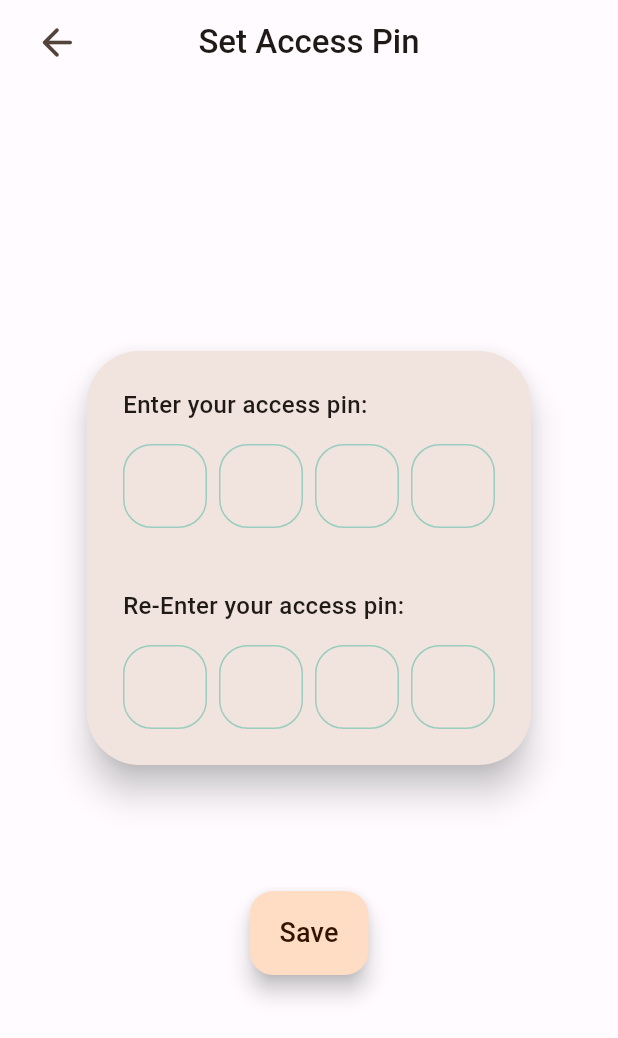
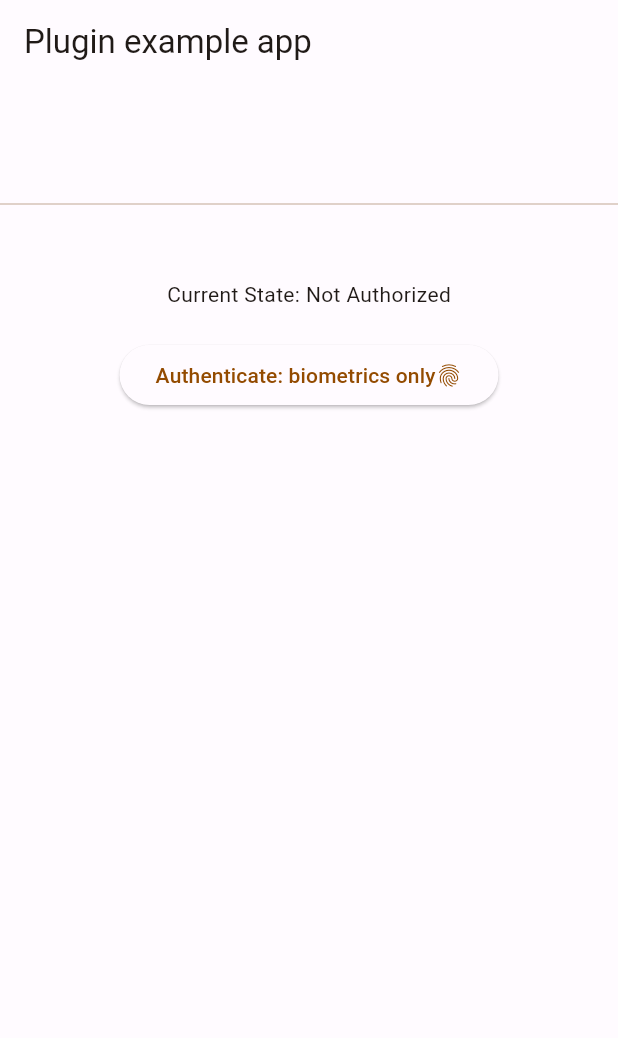
Before and after one commit to ck-lamib/Bimir-Lock, a Flutter app: the screen it shows after launch, on a phone screen of 412 x 824 dp. Shown: the top 1038 px of the screen. Run offline on Flutter 3.47's test engine with Material 2 defaults, Android fonts, the phone set to English and light mode, and no system bars; drawn by our look-alikes of pinput; our stand-ins replace bloc, flutter_slidable, flutter_svg, introduction_screen, loading_animation_widget, local_auth.

Commit message:
Add biometric setup

```diff
--- a/lib/main.dart
+++ b/lib/main.dart
@@ -1,5 +1,6 @@
 import 'package:bimir_lock/utils/app_theme.dart';
-import 'package:bimir_lock/views/change_access_pin.dart';
+
+import 'package:bimir_lock/views/fingerprint_page.dart';
 
 import 'package:flutter/material.dart';
 
@@ -17,7 +18,7 @@ class BimirLock extends StatelessWidget {
       theme: lightTheme,
       darkTheme: darkTheme,
       debugShowCheckedModeBanner: false,
-      home: ChangeAccessPinPage(),
+      home: MyApp(),
     );
   }
 }
--- a/lib/views/change_access_pin.dart
+++ b/lib/views/change_access_pin.dart
@@ -6,7 +6,7 @@ class ChangeAccessPinPage extends StatelessWidget {
   ChangeAccessPinPage({super.key});
   final accessPinController = TextEditingController();
   final reAccessPinController = TextEditingController();
-  var formKey = GlobalKey<FormState>();
+  final formKey = GlobalKey<FormState>();
 
   @override
   Widget build(BuildContext context) {
--- /dev/null
+++ b/lib/views/fingerprint_page.dart
@@ -0,0 +1,120 @@
+// Copyright 2013 The Flutter Authors. All rights reserved.
+// Use of this source code is governed by a BSD-style license that can be
+// found in the LICENSE file.
+
+// ignore_for_file: public_member_api_docs, avoid_print
+
+import 'dart:async';
+
+import 'package:flutter/material.dart';
+import 'package:flutter/services.dart';
+import 'package:local_auth/local_auth.dart';
+
+// void main() {
+//   runApp(const MyApp());
+// }
+
+class MyApp extends StatefulWidget {
+  const MyApp({Key? key}) : super(key: key);
+
+  @override
+  State<MyApp> createState() => _MyAppState();
+}
+
+class _MyAppState extends State<MyApp> {
+  final LocalAuthentication auth = LocalAuthentication();
+
+  String _authorized = 'Not Authorized';
+  bool _isAuthenticating = false;
+
+  @override
+  void initState() {
+    super.initState();
+    checkDeviceSupport();
+  }
+
+  Future<void> checkDeviceSupport() async {
+    try {
+      final bool canAuthenticateWithBiometrics = await auth.canCheckBiometrics;
+      final bool canAuthenticate = canAuthenticateWithBiometrics || await auth.isDeviceSupported();
+      if (canAuthenticate) {
+        print("support");
+      } else {
+        print("unsupported");
+      }
+    } on PlatformException catch (e) {
+      print(e);
+    }
+    if (!mounted) {
+      return;
+    }
+  }
+
+  Future<void> _authenticateWithBiometrics() async {
+    bool authenticated = false;
+    try {
+      setState(() {
+        _isAuthenticating = true;
+        _authorized = 'Authenticating';
+      });
+      authenticated = await auth.authenticate(
+        localizedReason: 'Scan your fingerprint (or face or whatever) to authenticate',
+        options: const AuthenticationOptions(
+          stickyAuth: true,
+          biometricOnly: true,
+          useErrorDialogs: true,
+        ),
+      );
+      setState(() {
+        _isAuthenticating = false;
+        _authorized = 'Authenticating';
+      });
+    } on PlatformException catch (e) {
+      print(e);
+      setState(() {
+        _isAuthenticating = false;
+        _authorized = 'Error - ${e.message}';
+      });
+      return;
+    }
+    if (!mounted) {
+      return;
+    }
+
+    final String message = authenticated ? 'Authorized' : 'Failed to Authorized';
+    setState(() {
+      _authorized = message;
+    });
+  }
+
+  @override
+  Widget build(BuildContext context) {
+    return Scaffold(
+      appBar: AppBar(
+        title: const Text('Plugin example app'),
+      ),
+      body: ListView(
+        padding: const EdgeInsets.only(top: 30),
+        children: <Widget>[
+          Column(
+            mainAxisAlignment: MainAxisAlignment.center,
+            children: <Widget>[
+              const Divider(height: 100),
+              Text('Current State: $_authorized\n'),
+              ElevatedButton(
+                onPressed: _authenticateWithBiometrics,
+                child: Row(
+                  mainAxisSize: MainAxisSize.min,
+                  children: <Widget>[
+                    Text(_isAuthenticating ? 'Cancel' : 'Authenticate: biometrics only'),
+                    const Icon(Icons.fingerprint),
+                  ],
+                ),
+              )
+            ],
+          ),
+        ],
+      ),
+    );
+  }
+}
--- a/pubspec.yaml
+++ b/pubspec.yaml
@@ -39,6 +39,7 @@ dependencies:
   http: ^1.1.0
   introduction_screen: ^3.1.9
   loading_animation_widget: ^1.2.0+4
+  local_auth: ^2.1.6
   pinput: ^2.2.31
   url_launcher: ^6.1.12
 
```
Also changed, not shown: pubspec.lock, 4 other files.
